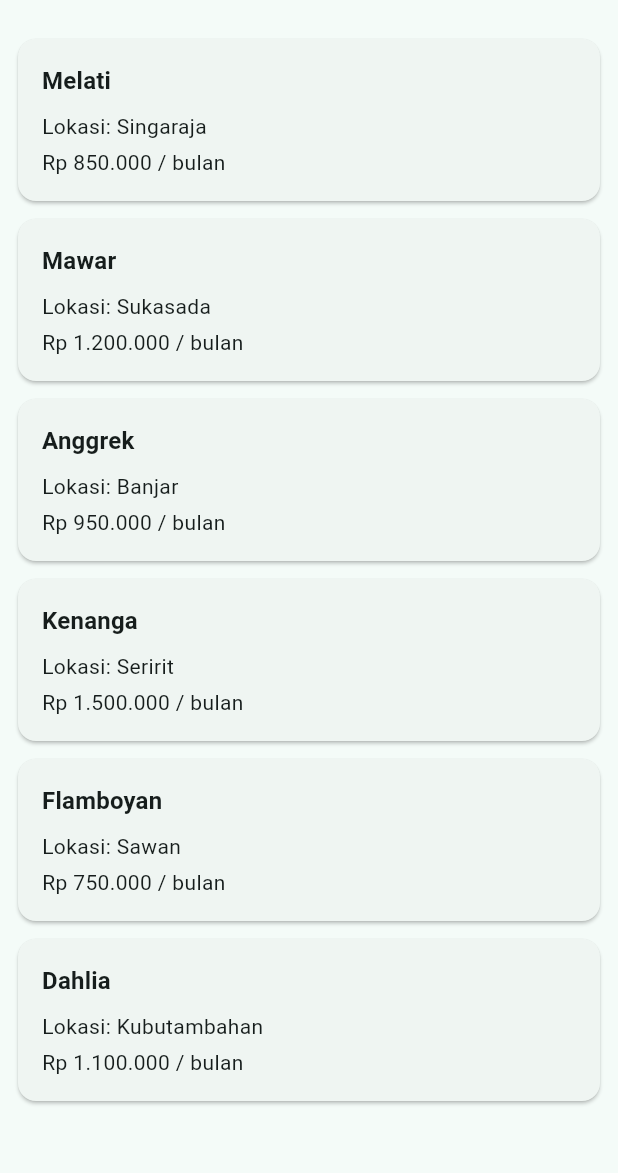
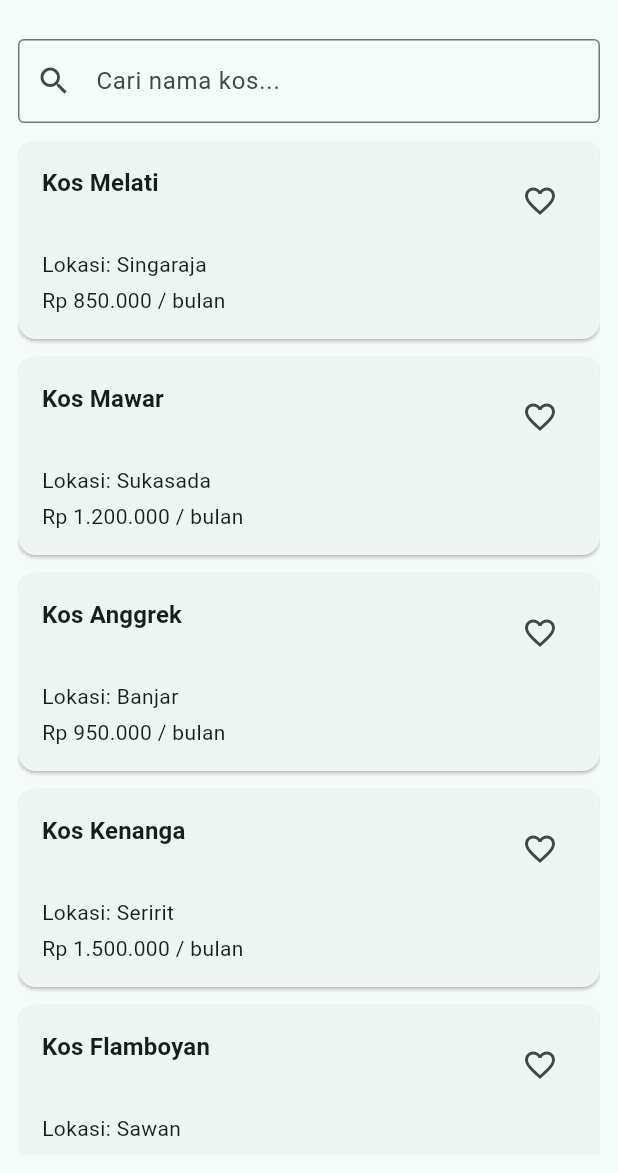
Before and after one commit to agusprasetya246-glitch/kosfinder_mini, a Flutter app: the screen it shows after launch, on a phone screen of 412 x 824 dp, the part 63-1236 px from its top. Run offline on Flutter 3.47's test engine with Material 3 defaults, Android fonts, the phone set to English and light mode, and no system bars.

Commit message:
fix: improve search and favorite UX after AI review

```diff
--- a/lib/main.dart
+++ b/lib/main.dart
@@ -19,12 +19,12 @@ class Kos {
 }
 
 const List<Kos> dummyKos = [
-  Kos(id: 1, nama: 'Melati', lokasi: 'Singaraja', harga: 850000),
-  Kos(id: 2, nama: 'Mawar', lokasi: 'Sukasada', harga: 1200000),
-  Kos(id: 3, nama: 'Anggrek', lokasi: 'Banjar', harga: 950000),
-  Kos(id: 4, nama: 'Kenanga', lokasi: 'Seririt', harga: 1500000),
-  Kos(id: 5, nama: 'Flamboyan', lokasi: 'Sawan', harga: 750000),
-  Kos(id: 6, nama: 'Dahlia', lokasi: 'Kubutambahan', harga: 1100000),
+  Kos(id: 1, nama: 'Kos Melati', lokasi: 'Singaraja', harga: 850000),
+  Kos(id: 2, nama: 'Kos Mawar', lokasi: 'Sukasada', harga: 1200000),
+  Kos(id: 3, nama: 'Kos Anggrek', lokasi: 'Banjar', harga: 950000),
+  Kos(id: 4, nama: 'Kos Kenanga', lokasi: 'Seririt', harga: 1500000),
+  Kos(id: 5, nama: 'Kos Flamboyan', lokasi: 'Sawan', harga: 750000),
+  Kos(id: 6, nama: 'Kos Dahlia', lokasi: 'Kubutambahan', harga: 1100000),
 ];
 
 String formatHargaPerBulan(int harga) {
@@ -58,18 +58,94 @@ class KosFinderApp extends StatelessWidget {
   }
 }
 
-class KosListPage extends StatelessWidget {
+class KosListPage extends StatefulWidget {
   const KosListPage({super.key});
 
   @override
+  State<KosListPage> createState() => _KosListPageState();
+}
+
+class _KosListPageState extends State<KosListPage> {
+  final TextEditingController _searchController = TextEditingController();
+  String _searchQuery = '';
+  final Set<int> _favoriteIds = <int>{};
+
+  @override
+  void dispose() {
+    _searchController.dispose();
+    super.dispose();
+  }
+
+  List<Kos> get _filteredKos {
+    final query = _searchQuery.toLowerCase().trim();
+    if (query.isEmpty) {
+      return dummyKos;
+    }
+    return dummyKos
+        .where((kos) => kos.nama.toLowerCase().contains(query))
+        .toList();
+  }
+
+  void _toggleFavorite(int id) {
+    setState(() {
+      if (_favoriteIds.contains(id)) {
+        _favoriteIds.remove(id);
+      } else {
+        _favoriteIds.add(id);
+      }
+    });
+  }
+
+  void _onSearchChanged(String value) {
+    setState(() {
+      _searchQuery = value;
+    });
+  }
+
+  void _clearSearch() {
+    _searchController.clear();
+    setState(() {
+      _searchQuery = '';
+    });
+  }
+
+  @override
   Widget build(BuildContext context) {
+    final filteredKos = _filteredKos;
+
     return Scaffold(
       appBar: AppBar(title: const Text('KosFinder Mini')),
-      body: ListView.builder(
+      body: Padding(
         padding: const EdgeInsets.all(12),
-        itemCount: dummyKos.length,
+        child: Column(
+          children: [
+            TextField(
+              controller: _searchController,
+              onChanged: _onSearchChanged,
+              textInputAction: TextInputAction.search,
+              onSubmitted: (_) => FocusScope.of(context).unfocus(),
+              decoration: InputDecoration(
+                hintText: 'Cari nama kos...',
+                prefixIcon: const Icon(Icons.search),
+                suffixIcon: _searchQuery.trim().isNotEmpty
+                    ? IconButton(
+                        onPressed: _clearSearch,
+                        icon: const Icon(Icons.clear),
+                      )
+                    : null,
+                border: const OutlineInputBorder(),
+              ),
+            ),
+            const SizedBox(height: 12),
+            Expanded(
+              child: filteredKos.isEmpty
+                  ? const Center(child: Text('Kos tidak ditemukan'))
+                  : ListView.builder(
+                      itemCount: filteredKos.length,
                       itemBuilder: (context, index) {
-          final kos = dummyKos[index];
+                        final kos = filteredKos[index];
+                        final isFavorite = _favoriteIds.contains(kos.id);
+
                         return Card(
                           margin: const EdgeInsets.only(bottom: 12),
                           child: Padding(
@@ -77,10 +153,33 @@ class KosListPage extends StatelessWidget {
                             child: Column(
                               crossAxisAlignment: CrossAxisAlignment.start,
                               children: [
-                  Text(
+                                Row(
+                                  crossAxisAlignment: CrossAxisAlignment.start,
+                                  children: [
+                                    Expanded(
+                                      child: Text(
                                         kos.nama,
-                    style: Theme.of(context).textTheme.titleMedium
-                        ?.copyWith(fontWeight: FontWeight.bold),
+                                        style: Theme.of(context)
+                                            .textTheme
+                                            .titleMedium
+                                            ?.copyWith(
+                                              fontWeight: FontWeight.bold,
+                                            ),
+                                      ),
+                                    ),
+                                    IconButton(
+                                      onPressed: () => _toggleFavorite(kos.id),
+                                      icon: Icon(
+                                        isFavorite
+                                            ? Icons.favorite
+                                            : Icons.favorite_border,
+                                        color: isFavorite ? Colors.red : null,
+                                      ),
+                                      tooltip: isFavorite
+                                          ? 'Hapus ${kos.nama} dari favorit'
+                                          : 'Tambah ${kos.nama} ke favorit',
+                                    ),
+                                  ],
                                 ),
                                 const SizedBox(height: 8),
                                 Text('Lokasi: ${kos.lokasi}'),
@@ -92,6 +191,10 @@ class KosListPage extends StatelessWidget {
                         );
                       },
                     ),
+            ),
+          ],
+        ),
+      ),
     );
   }
 }
```
Lines whose indentation alone changed are shown as unchanged.
